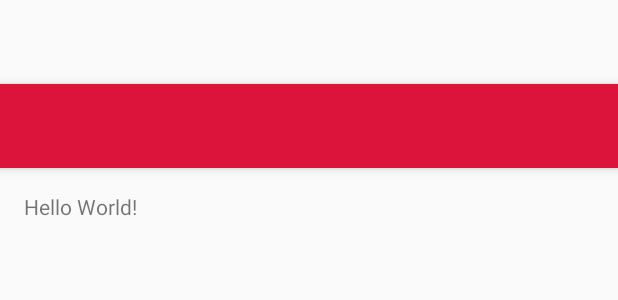
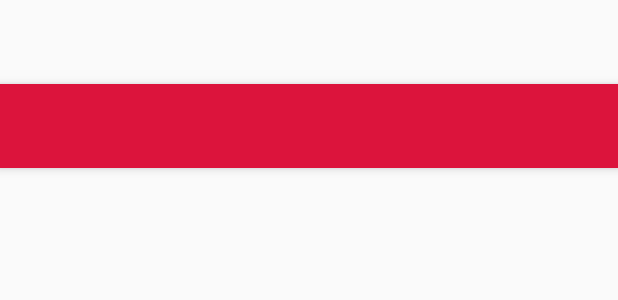
Before and after one commit to aartea/P3_CNN, an Android app: the layout app_bar_main.xml on its own in the app's theme, with its tools: preview values and no code run, on a phone screen of 412 x 824 dp. Shown: the top 300 px of the screen. Run offline under Robolectric (Android 15) with nearby library versions, the light colour scheme and no system bars.

Commit message:
Modify query

```diff
--- a/NewsHag/app/src/main/AndroidManifest.xml
+++ b/NewsHag/app/src/main/AndroidManifest.xml
@@ -5,7 +5,6 @@
     <uses-permission android:name="android.permission.INTERNET" />
     <uses-permission android:name="android.permission.ACCESS_NETWORK_STATE" />
 
-    <uses-permission android:name="android.permission.INTERNET" />
 
     <application
         android:allowBackup="true"
--- a/NewsHag/app/src/main/java/badassapps/aaron/newshag/MainActivity.java
+++ b/NewsHag/app/src/main/java/badassapps/aaron/newshag/MainActivity.java
@@ -55,6 +55,8 @@ public class MainActivity extends AppCompatActivity
         //If there is internet connection then the user will be presented with a notification that displays the top story
         if (networkInfo != null && networkInfo.isConnected()) {
             Intent intent1 = new Intent(this, MainActivity.class);
+
+            NewsHagModel.getInstance(MainActivity.this).doRequest();
 
             PendingIntent pendingIntent1 = PendingIntent.getActivity(this, (int) System.currentTimeMillis(), intent1, 0);
 
--- a/NewsHag/app/src/main/java/badassapps/aaron/newshag/NewsHagModel.java
+++ b/NewsHag/app/src/main/java/badassapps/aaron/newshag/NewsHagModel.java
@@ -29,8 +29,7 @@ public class NewsHagModel {
 
     private static final String FORMAT_STRING = "&nojsoncallback=1&format=json";
 
-    private static final String CONSTRUCT = GUARDIAN_SEARCH_ALL + GUARDIAN_TAG + "world/world"+
-            APIKEY_SEARCH_STRING +
+    final String CONSTRUCT = GUARDIAN_SEARCH_ALL + GUARDIAN_TAG + "world/world"+
             CURRENT_DATE + APIKEY_SEARCH_STRING + FORMAT_STRING;
 
     //Empty constructor
--- a/NewsHag/app/src/main/res/layout/content_main.xml
+++ b/NewsHag/app/src/main/res/layout/content_main.xml
@@ -13,8 +13,4 @@
     tools:context="badassapps.aaron.newshag.MainActivity"
     tools:showIn="@layout/app_bar_main">
 
-    <TextView
-        android:layout_width="wrap_content"
-        android:layout_height="wrap_content"
-        android:text="Hello World!"/>
 </RelativeLayout>
```
